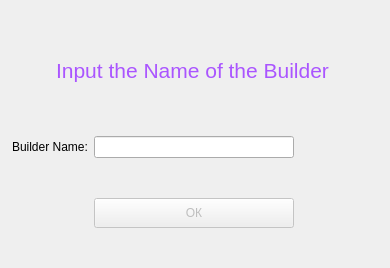
Falck2881/CreateTree, file MainWindowGame/WindowInputData.ui: the form before one commit.
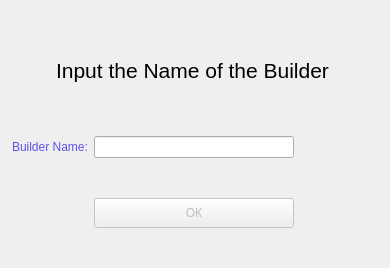
The form after the commit. Icons and pictures are not drawn.

The edit to the form file:
```diff
--- a/MainWindowGame/WindowInputData.ui
+++ b/MainWindowGame/WindowInputData.ui
@@ -42,7 +42,7 @@
        </size>
       </property>
       <property name="text">
-       <string>&lt;html&gt;&lt;head/&gt;&lt;body&gt;&lt;p align=&quot;center&quot;&gt;&lt;span style=&quot; font-size:16pt; color:#aa55ff;&quot;&gt;Input the Name of the Builder&lt;/span&gt;&lt;/p&gt;&lt;/body&gt;&lt;/html&gt;</string>
+       <string>&lt;html&gt;&lt;head/&gt;&lt;body&gt;&lt;p align=&quot;center&quot;&gt;&lt;span style=&quot; font-size:16pt; color:#000000;&quot;&gt;Input the Name of the Builder&lt;/span&gt;&lt;/p&gt;&lt;/body&gt;&lt;/html&gt;</string>
       </property>
      </widget>
     </item>
@@ -51,6 +51,127 @@
     </item>
     <item row="2" column="0">
      <widget class="QLabel" name="titleBuilderName">
+      <property name="palette">
+       <palette>
+        <active>
+         <colorrole role="WindowText">
+          <brush brushstyle="SolidPattern">
+           <color alpha="255">
+            <red>92</red>
+            <green>85</green>
+            <blue>233</blue>
+           </color>
+          </brush>
+         </colorrole>
+         <colorrole role="Text">
+          <brush brushstyle="SolidPattern">
+           <color alpha="255">
+            <red>92</red>
+            <green>85</green>
+            <blue>233</blue>
+           </color>
+          </brush>
+         </colorrole>
+         <colorrole role="ButtonText">
+          <brush brushstyle="SolidPattern">
+           <color alpha="255">
+            <red>92</red>
+            <green>85</green>
+            <blue>233</blue>
+           </color>
+          </brush>
+         </colorrole>
+         <colorrole role="PlaceholderText">
+          <brush brushstyle="SolidPattern">
+           <color alpha="255">
+            <red>92</red>
+            <green>85</green>
+            <blue>233</blue>
+           </color>
+          </brush>
+         </colorrole>
+        </active>
+        <inactive>
+         <colorrole role="WindowText">
+          <brush brushstyle="SolidPattern">
+           <color alpha="255">
+            <red>92</red>
+            <green>85</green>
+            <blue>233</blue>
+           </color>
+          </brush>
+         </colorrole>
+         <colorrole role="Text">
+          <brush brushstyle="SolidPattern">
+           <color alpha="255">
+            <red>92</red>
+            <green>85</green>
+            <blue>233</blue>
+           </color>
+          </brush>
+         </colorrole>
+         <colorrole role="ButtonText">
+          <brush brushstyle="SolidPattern">
+           <color alpha="255">
+            <red>92</red>
+            <green>85</green>
+            <blue>233</blue>
+           </color>
+          </brush>
+         </colorrole>
+         <colorrole role="PlaceholderText">
+          <brush brushstyle="SolidPattern">
+           <color alpha="255">
+            <red>92</red>
+            <green>85</green>
+            <blue>233</blue>
+           </color>
+          </brush>
+         </colorrole>
+        </inactive>
+        <disabled>
+         <colorrole role="WindowText">
+          <brush brushstyle="SolidPattern">
+           <color alpha="255">
+            <red>92</red>
+            <green>85</green>
+            <blue>233</blue>
+           </color>
+          </brush>
+         </colorrole>
+         <colorrole role="Text">
+          <brush brushstyle="SolidPattern">
+           <color alpha="255">
+            <red>92</red>
+            <green>85</green>
+            <blue>233</blue>
+           </color>
+          </brush>
+         </colorrole>
+         <colorrole role="ButtonText">
+          <brush brushstyle="SolidPattern">
+           <color alpha="255">
+            <red>92</red>
+            <green>85</green>
+            <blue>233</blue>
+           </color>
+          </brush>
+         </colorrole>
+         <colorrole role="PlaceholderText">
+          <brush brushstyle="SolidPattern">
+           <color alpha="255">
+            <red>92</red>
+            <green>85</green>
+            <blue>233</blue>
+           </color>
+          </brush>
+         </colorrole>
+        </disabled>
+       </palette>
+      </property>
+      <property name="styleSheet">
+       <string notr="true">color: #5c55e9</string>
+      </property>
       <property name="text">
        <string>Builder Name:</string>
       </property>
```
